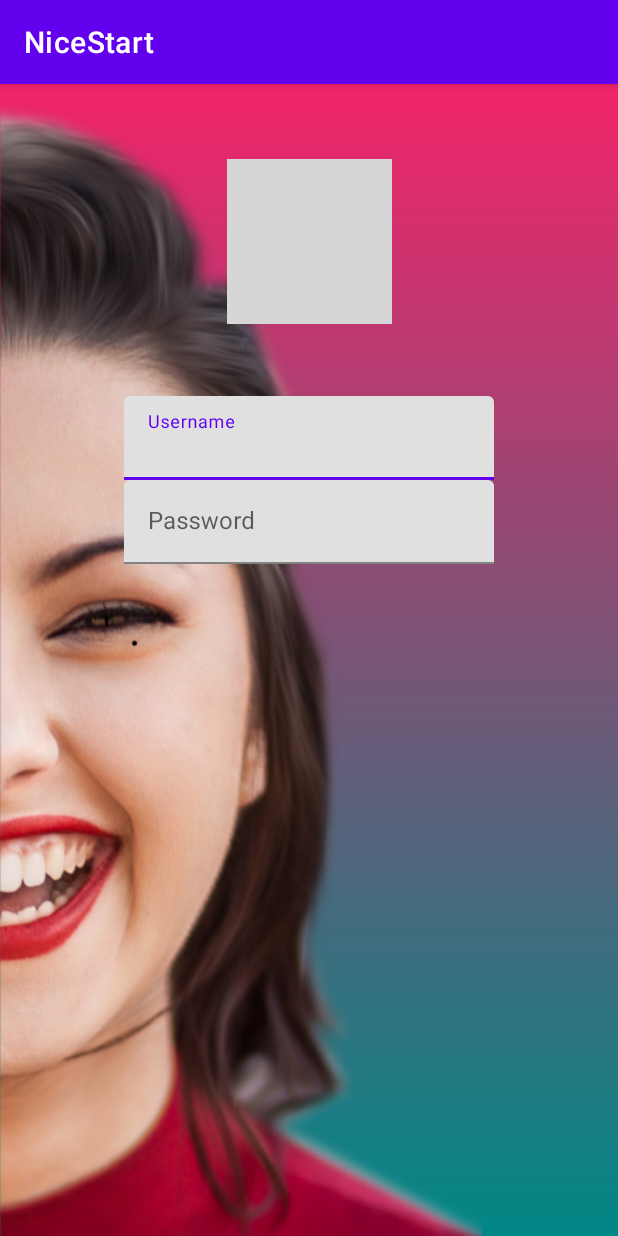
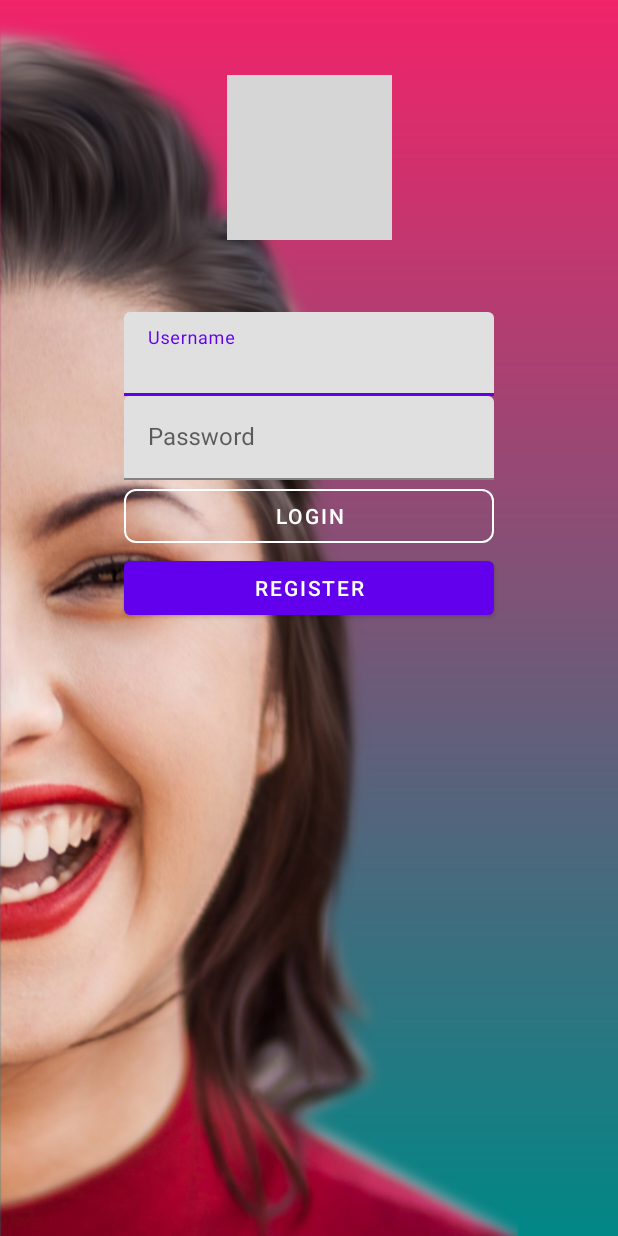
Before and after one commit to Zan-40/NiceStart, an Android app: the screen it shows after launch (Login), on a phone screen of 412 x 824 dp. Run offline under Robolectric (Android 15) with nearby library versions, the phone set to English and light mode, and no system bars; grey boxes are pictures that could not be loaded.

Commit message:
buttons login, register

```diff
--- a/app/src/main/res/layout/activity_login.xml
+++ b/app/src/main/res/layout/activity_login.xml
@@ -55,6 +55,8 @@
             android:hint="Password"></EditText>
     </com.google.android.material.textfield.TextInputLayout>
 
+
+
     <androidx.constraintlayout.widget.Guideline
         android:id="@+id/guideline_left"
         android:layout_width="wrap_content"
@@ -68,4 +70,21 @@
         android:layout_height="wrap_content"
         android:orientation="vertical"
         app:layout_constraintGuide_percent="0.8" />
+
+    <Button
+        android:id="@+id/login"
+        android:text="Login"
+        app:layout_constraintStart_toStartOf="@id/guideline_left"
+        app:layout_constraintEnd_toEndOf="@id/guideline_right"
+        app:layout_constraintTop_toBottomOf="@id/til2"
+        style="@style/buttonoutlined" />
+
+    <Button
+        android:id="@+id/register"
+        android:layout_width="0dp"
+        android:layout_height="wrap_content"
+        app:layout_constraintStart_toStartOf="@id/guideline_left"
+        app:layout_constraintEnd_toEndOf="@id/guideline_right"
+        app:layout_constraintTop_toBottomOf="@id/login"
+        android:text="Register" />
 </androidx.constraintlayout.widget.ConstraintLayout>
--- a/app/src/main/res/values-night/themes.xml
+++ b/app/src/main/res/values-night/themes.xml
@@ -1,6 +1,6 @@
 <resources xmlns:tools="http://schemas.android.com/tools">
     <!-- Base application theme. -->
-    <style name="Theme.NiceStart" parent="Theme.MaterialComponents.DayNight.DarkActionBar">
+    <style name="Theme.NiceStart" parent="Theme.MaterialComponents.DayNight.NoActionBar">
         <!-- Primary brand color. -->
         <item name="colorPrimary">@color/purple_200</item>
         <item name="colorPrimaryVariant">@color/purple_700</item>
--- /dev/null
+++ b/app/src/main/res/values/styles.xml
@@ -0,0 +1,17 @@
+<?xml version="1.0" encoding="utf-8"?>
+<resources>
+
+    <style name="buttonoutlined" parent="Widget.MaterialComponents.Button.OutlinedButton">
+        <item name="android:layout_width">0dp</item>
+        <item name="android:layout_height">wrap_content</item>
+        <item name="android:textColor">@android:color/white</item>
+        <item name="cornerRadius">8dp</item>
+        <item name="strokeColor">@android:color/white</item>
+    </style>
+    <style name="buttonflat">
+        <item name="android:layout_width">0dp</item>
+        <item name="android:layout_height">60dp</item>
+        <item name="android:backgroundTint">@color/white</item>
+        <item name="android:textColor">@color/purple_500</item>
+    </style>
+</resources>
--- a/app/src/main/res/values/themes.xml
+++ b/app/src/main/res/values/themes.xml
@@ -1,6 +1,6 @@
 <resources xmlns:tools="http://schemas.android.com/tools">
     <!-- Base application theme. -->
-    <style name="Theme.NiceStart" parent="Theme.MaterialComponents.DayNight.DarkActionBar">
+    <style name="Theme.NiceStart" parent="Theme.MaterialComponents.DayNight.NoActionBar">
         <!-- Primary brand color. -->
         <item name="colorPrimary">@color/purple_500</item>
         <item name="colorPrimaryVariant">@color/purple_700</item>
```
